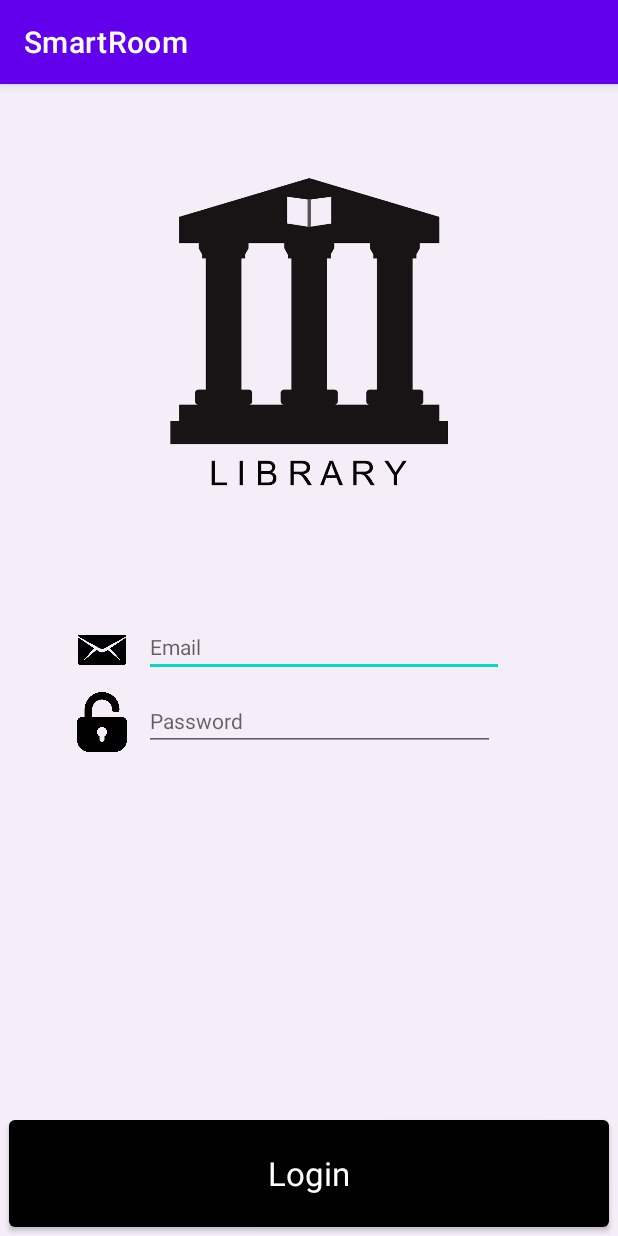
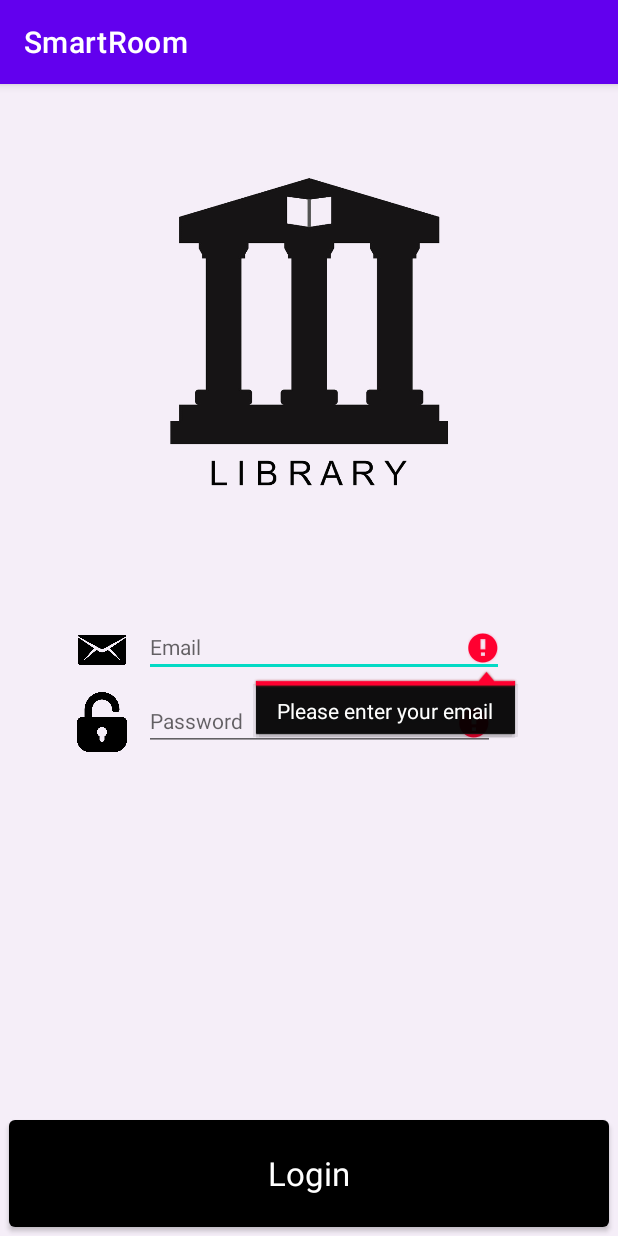
Before and after one commit to CHAN-MH/SmartRoom, an Android app: the screen it shows after launch (MainActivity), after a tap on "Login", on a phone screen of 412 x 824 dp. Run offline under Robolectric (Android 15) with nearby library versions, the phone set to English and light mode, and no system bars; our stand-ins replace Firebase (no records; nobody signed in at launch, a user with empty details on screens opened directly).

Commit message:
Changing login validation without firebase authentication successful

```diff
--- a/app/src/main/AndroidManifest.xml
+++ b/app/src/main/AndroidManifest.xml
@@ -19,6 +19,7 @@
         <activity android:name=".DisplayRoom"></activity>
         <activity android:name=".Reservation"></activity>
         <activity android:name=".SolenoidDoor"></activity>
+        <activity android:name="TimeCountDown"></activity>
 
     </application>
 
--- a/app/src/main/java/my/edu/tarc/smartroom/MainActivity.kt
+++ b/app/src/main/java/my/edu/tarc/smartroom/MainActivity.kt
@@ -8,34 +8,27 @@ import android.widget.Button
 import android.widget.TextView
 import android.widget.Toast
 import com.google.firebase.auth.FirebaseAuth
-import com.google.firebase.database.FirebaseDatabase
+import com.google.firebase.database.*
 
 class MainActivity : AppCompatActivity() {
     override fun onCreate(savedInstanceState: Bundle?) {
         super.onCreate(savedInstanceState)
         setContentView(R.layout.activity_main)
 
-        //connect to common resources firebase
-        //val database1 = FirebaseDatabase.getInstance("https://bait2123-202010-03.firebaseio.com/")
-
         //connect to personal firebase
-        //val database2 = FirebaseDatabase.getInstance("https://solenoid-lock-f65e8.firebaseio.com/")
-
-        //connect to personal database for authentication
-        //var auth: FirebaseAuth = FirebaseAuth.getInstance()
+        val database2 = FirebaseDatabase.getInstance("https://solenoid-lock-f65e8.firebaseio.com/")
+        val loginRef: DatabaseReference = database2.getReference("UserProfile")
 
         val buttonLogin: Button = findViewById(R.id.buttonLogin)
         var email1: TextView = findViewById(R.id.editTextEmail)
         var password1: TextView = findViewById(R.id.editTextPassword)
-        var defaultemail : String = "imposter@gmail.com"
-        var defaultpsw : String = "123456"
 
         //start of login button
         buttonLogin.setOnClickListener() {
             val email = email1.text.toString()
             val password = password1.text.toString()
             var loginStatus = "true"
-/*
+
             //login validation
             if (email1.text.toString().isEmpty()) {
                 email1.error = "Please enter your email"
@@ -45,20 +38,32 @@ class MainActivity : AppCompatActivity() {
                 password1.error = "Password is required"
                 loginStatus = "false"
             }
- */
-            if (loginStatus == "true") {
-                if (email == defaultemail && password == defaultpsw){
-                //auth.signInWithEmailAndPassword(email, password).addOnCompleteListener(this) { task ->
-                    //if (task.isSuccessful) {
-                        // Sign in success direct user to reservation page
-                        //Log.d("success","success")
-                        startActivity(Intent(this, DisplayRoom::class.java))}
-                    } else {
-                        // If sign in fails, display a message to the user.
-                        Toast.makeText(baseContext, "Login failed. Please try again", Toast.LENGTH_SHORT).show()
+            loginRef.child("User1").addValueEventListener(object : ValueEventListener {
+                override fun onDataChange(dataSnapshot: DataSnapshot)
+                {
+                    var defaultemail = dataSnapshot.child("email").value
+                    var defaultpassword = dataSnapshot.child("password").value
+                    if(email == defaultemail && password == defaultpassword)
+                    {
+                        loginStatus = "true"
                     }
                 }
+                override fun onCancelled(error: DatabaseError)
+                {
+                    // Actions when failed to read value
+                    Toast.makeText(baseContext, "Load Failed. Please try again", Toast.LENGTH_SHORT).show()
+                }
+            })
+            if (loginStatus == "true")
+            {
+                //Direct user to DisplayRoom page ig login is successful
+                startActivity(Intent(this, DisplayRoom::class.java))
+            }
+            else
+            {
+                // If sign in fails, display a message to the user.
+                Toast.makeText(baseContext, "Login failed. Please try again", Toast.LENGTH_SHORT).show()
             }
         }//end of login button
-    //}
-//}
+    }//end of onCreate
+}//end of class
--- a/app/src/main/java/my/edu/tarc/smartroom/TimeCountDown.kt
+++ b/app/src/main/java/my/edu/tarc/smartroom/TimeCountDown.kt
@@ -1,4 +1,4 @@
-package my.edu.tarc.iotassignment
+package my.edu.tarc.smartroom
 
 import android.os.Bundle
 import android.os.CountDownTimer
```
